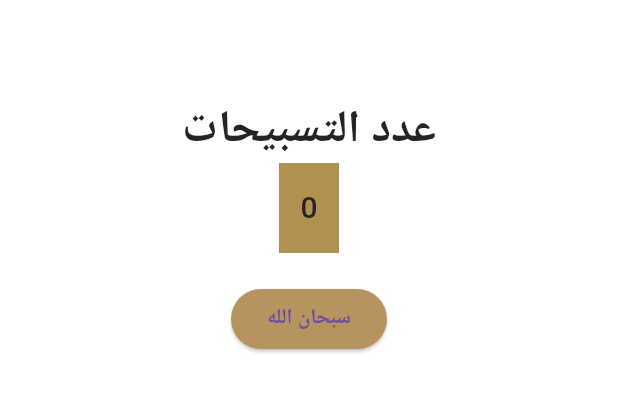
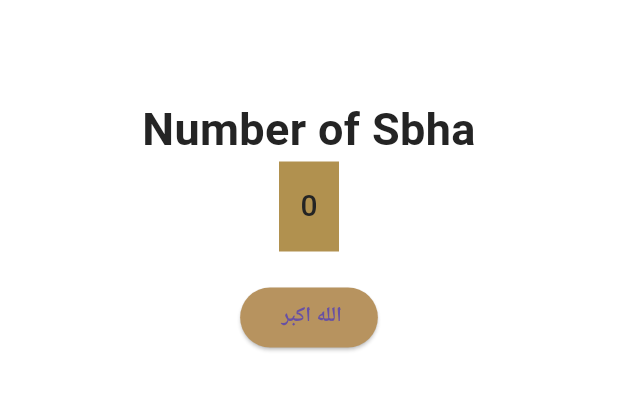
Before and after one commit to aya842/QuranApp, a Flutter app: the Sabha screen opened directly, on a phone screen of 412 x 824 dp, the part 521-934 px from its top. Run offline on Flutter 3.47's test engine with Material 3 defaults, Android fonts, the phone set to English and light mode, and no system bars; generated files the repository leaves out were written again.

Commit message:
Up_Dates

```diff
--- a/lib/Presention/Moduels/Home_Moudel/Screens/Home/tabs/Sabha_Tap/Sabha.dart
+++ b/lib/Presention/Moduels/Home_Moudel/Screens/Home/tabs/Sabha_Tap/Sabha.dart
@@ -1,5 +1,6 @@
 
 import 'package:flutter/material.dart';
+import 'package:flutter_gen/gen_l10n/app_localizations.dart';
 import 'package:islame_project_session_6/Core/assests_manger.dart';
 import 'package:islame_project_session_6/Core/colors_manager.dart';
 
@@ -11,8 +12,11 @@ class Sabha extends StatefulWidget {
 }
 
 class _SabhaState extends State<Sabha> with SingleTickerProviderStateMixin {
+  List<String> Azkar = ['سبحان الله', ' الحمدلله', ' الله اكبر'];
   late AnimationController _controller;
   int tasbihCount = 0;
+  int index = 2;
+  double angle = 0;
 
   @override
   void initState() {
@@ -29,15 +33,11 @@ class _SabhaState extends State<Sabha> with SingleTickerProviderStateMixin {
     super.dispose();
   }
 
-  void _incrementTasbih() {
-    setState(() {
-      tasbihCount += 1;
-    });
-    _controller.forward(from: 0.0);
-  }
 
   @override
   Widget build(BuildContext context) {
+    var Localizations = AppLocalizations.of(context);
+
     return Scaffold(
       body: Column(
         children: [
@@ -68,9 +68,8 @@ class _SabhaState extends State<Sabha> with SingleTickerProviderStateMixin {
               ],
             ),
           ),
-
-          const Text(
-            'عدد التسبيحات',
+          Text(
+            Localizations!.numbersbha,
             textAlign: TextAlign.center,
             style: TextStyle(fontWeight: FontWeight.bold, fontSize: 30),
           ),
@@ -93,8 +92,8 @@ class _SabhaState extends State<Sabha> with SingleTickerProviderStateMixin {
             style: ElevatedButton.styleFrom(
               backgroundColor: colorsManger.gold_color, // Use your defined color
             ),
-            child: const Text(
-              'سبحان الله',
+            child: Text(
+              Azkar[index],
               style: TextStyle(fontWeight: FontWeight.bold),
             ),
           ),
@@ -102,4 +101,23 @@ class _SabhaState extends State<Sabha> with SingleTickerProviderStateMixin {
       ),
     );
   }
+
+  void _incrementTasbih() {
+    if (tasbihCount < 33) {
+      tasbihCount += 1;
+    } else {
+      tasbihCount = 0;
+      index = 0;
+      if (index == Azkar.length) {
+        index = 0;
+      }
+    }
+    setState(() {});
+    _controller.forward(from: 0.0);
+  }
+
+  // the funcation of te chagne of the Azkar
+  onZeker() {
+    tasbihCount++;
+  }
 }
```
